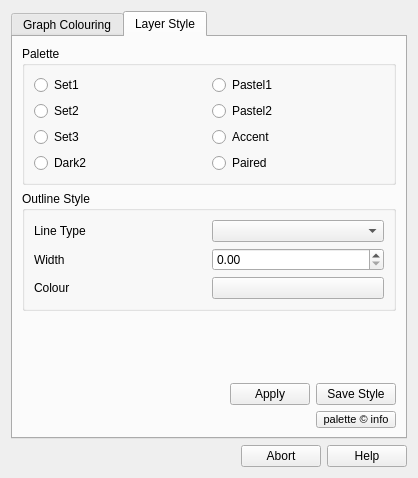
The window that colourtabs.ui (nyalldawson/topocolour) describes before a commit, drawn with Qt 5.
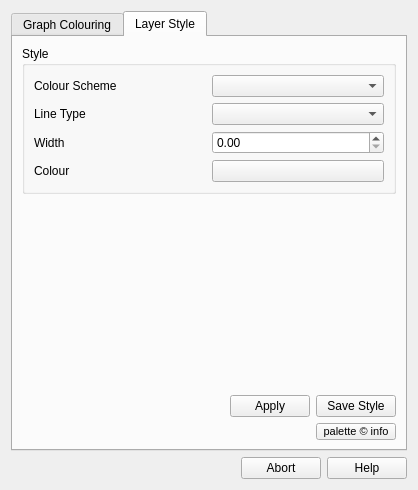
The same window after the commit. The open tabs and pages were chosen to show the change. Icons and pictures are not drawn.

```diff
--- a/colourtabs.ui
+++ b/colourtabs.ui
@@ -6,7 +6,7 @@
     <x>0</x>
     <y>0</y>
     <width>418</width>
-    <height>478</height>
+    <height>490</height>
    </rect>
   </property>
   <property name="windowTitle" >
@@ -202,158 +202,29 @@
        <string>Layer Style</string>
       </attribute>
       <layout class="QVBoxLayout" >
-       <item>
-        <widget class="QGroupBox" name="groupBox" >
-         <property name="title" >
-          <string>Palette</string>
-         </property>
-         <property name="checkable" >
-          <bool>false</bool>
-         </property>
-         <layout class="QGridLayout" >
-          <property name="topMargin" >
-           <number>9</number>
-          </property>
-          <property name="horizontalSpacing" >
-           <number>-1</number>
-          </property>
-          <item row="3" column="0" >
-           <widget class="QRadioButton" name="dark2" >
-            <property name="text" >
-             <string>Dark2</string>
-            </property>
-            <property name="icon" >
-             <iconset resource="resources.qrc" >:/icons/icons/dark2.png</iconset>
-            </property>
-            <property name="iconSize" >
-             <size>
-              <width>64</width>
-              <height>16</height>
-             </size>
-            </property>
-           </widget>
-          </item>
-          <item row="0" column="0" >
-           <widget class="QRadioButton" name="set1" >
-            <property name="text" >
-             <string>Set1</string>
-            </property>
-            <property name="icon" >
-             <iconset resource="resources.qrc" >:/icons/icons/set1.png</iconset>
-            </property>
-            <property name="iconSize" >
-             <size>
-              <width>64</width>
-              <height>16</height>
-             </size>
-            </property>
-           </widget>
-          </item>
-          <item row="1" column="0" >
-           <widget class="QRadioButton" name="set2" >
-            <property name="text" >
-             <string>Set2</string>
-            </property>
-            <property name="icon" >
-             <iconset resource="resources.qrc" >:/icons/icons/set2.png</iconset>
-            </property>
-            <property name="iconSize" >
-             <size>
-              <width>64</width>
-              <height>16</height>
-             </size>
-            </property>
-           </widget>
-          </item>
-          <item row="2" column="0" >
-           <widget class="QRadioButton" name="set3" >
-            <property name="text" >
-             <string>Set3</string>
-            </property>
-            <property name="icon" >
-             <iconset resource="resources.qrc" >:/icons/icons/set3.png</iconset>
-            </property>
-            <property name="iconSize" >
-             <size>
-              <width>64</width>
-              <height>16</height>
-             </size>
-            </property>
-           </widget>
-          </item>
-          <item row="0" column="1" >
-           <widget class="QRadioButton" name="pastel1" >
-            <property name="text" >
-             <string>Pastel1</string>
-            </property>
-            <property name="icon" >
-             <iconset resource="resources.qrc" >:/icons/icons/pastel1.png</iconset>
-            </property>
-            <property name="iconSize" >
-             <size>
-              <width>64</width>
-              <height>16</height>
-             </size>
-            </property>
-           </widget>
-          </item>
-          <item row="1" column="1" >
-           <widget class="QRadioButton" name="pastel2" >
-            <property name="text" >
-             <string>Pastel2</string>
-            </property>
-            <property name="icon" >
-             <iconset resource="resources.qrc" >:/icons/icons/pastel2.png</iconset>
-            </property>
-            <property name="iconSize" >
-             <size>
-              <width>64</width>
-              <height>16</height>
-             </size>
-            </property>
-           </widget>
-          </item>
-          <item row="2" column="1" >
-           <widget class="QRadioButton" name="accent" >
-            <property name="text" >
-             <string>Accent</string>
-            </property>
-            <property name="icon" >
-             <iconset resource="resources.qrc" >:/icons/icons/accents.png</iconset>
-            </property>
-            <property name="iconSize" >
-             <size>
-              <width>64</width>
-              <height>16</height>
-             </size>
-            </property>
-           </widget>
-          </item>
-          <item row="3" column="1" >
-           <widget class="QRadioButton" name="paired" >
-            <property name="text" >
-             <string>Paired</string>
-            </property>
-            <property name="icon" >
-             <iconset resource="resources.qrc" >:/icons/icons/paired.png</iconset>
-            </property>
-            <property name="iconSize" >
-             <size>
-              <width>64</width>
-              <height>16</height>
-             </size>
-            </property>
-           </widget>
-          </item>
-         </layout>
-        </widget>
-       </item>
        <item>
         <widget class="QGroupBox" name="groupBox_2" >
          <property name="title" >
-          <string>Outline Style</string>
+          <string>Style</string>
          </property>
          <layout class="QVBoxLayout" >
+          <item>
+           <layout class="QHBoxLayout" >
+            <item>
+             <widget class="QLabel" name="label" >
+              <property name="text" >
+               <string>Colour Scheme</string>
+              </property>
+              <property name="buddy" >
+               <cstring>colourScheme</cstring>
+              </property>
+             </widget>
+            </item>
+            <item>
+             <widget class="QComboBox" name="colourScheme" />
+            </item>
+           </layout>
+          </item>
           <item>
            <layout class="QHBoxLayout" >
             <item>
```
Left out of the diff: 19 changed lines with no effect on the pictures.
